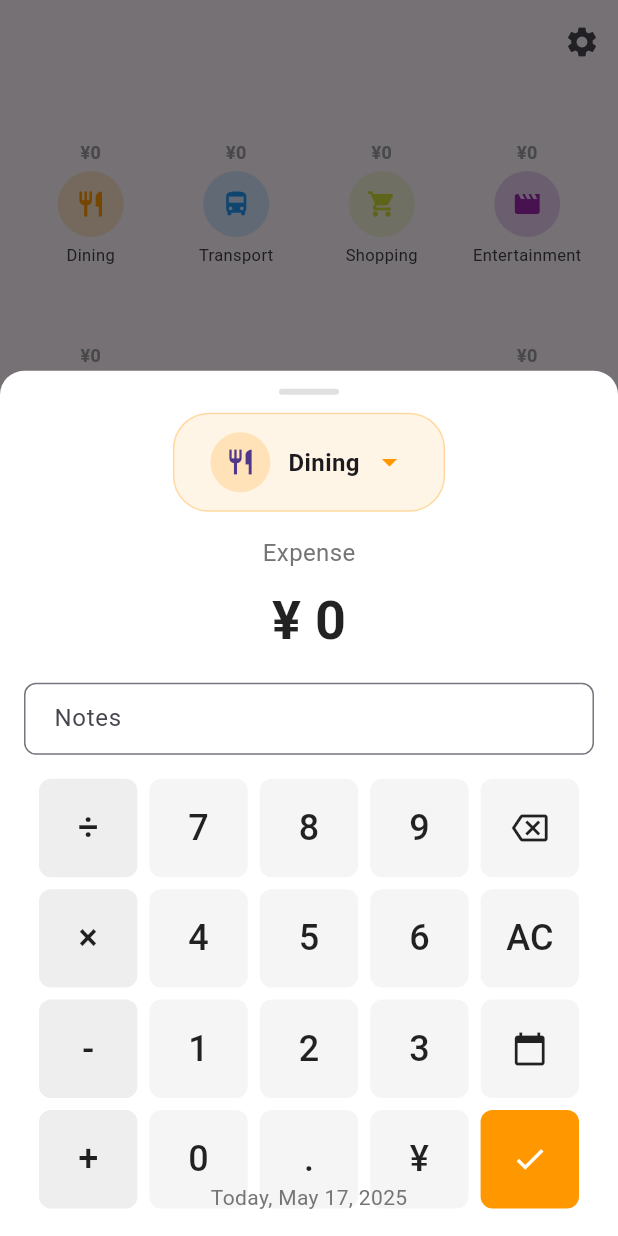
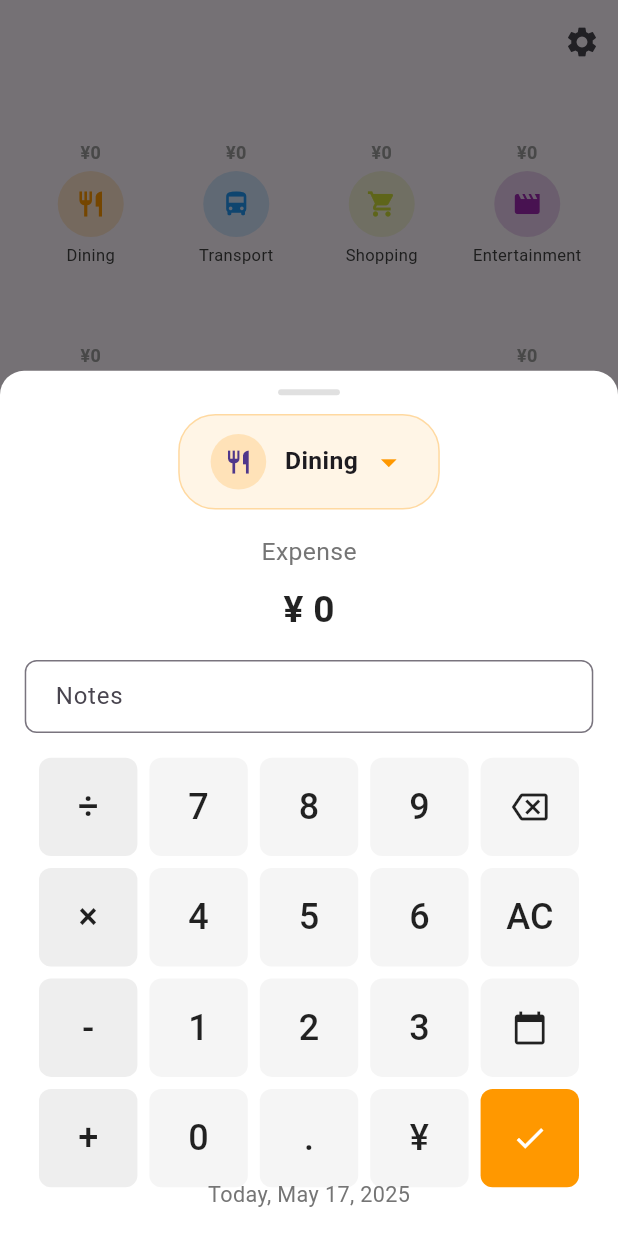
Before and after one commit to camtrik/money-manager-flutter, a Flutter app: the screen it shows after launch, after a tap on an icon or button, on a phone screen of 412 x 824 dp. Run offline on Flutter 3.47's test engine with Material 3 defaults, Android fonts, the phone set to English and light mode, and no system bars; our stand-ins replace fl_chart, hive, hive_flutter; accounts and stored records are empty.

Commit message:
adaptive layout for edit tx sheet

```diff
--- a/lib/screens/edit_tx_sheet.dart
+++ b/lib/screens/edit_tx_sheet.dart
@@ -143,9 +143,19 @@ class _EditTransactionSheetState extends State<EditTransactionSheet> {
   @override
   Widget build(BuildContext context) {
     final l10n = AppLocalizations.of(context)!;
+    final screenHeight = MediaQuery.of(context).size.height;
+    final screenWidth = MediaQuery.of(context).size.width;
+    // Get safe area padding to adjust for notches and system UI
+    final bottomPadding = MediaQuery.of(context).padding.bottom;
+
+    // Calculate adaptive sizes for handle bar
+    final handleWidth = screenWidth * 0.1; // 10% of screen width
+    final handleHeight = 4.0; // Keep fixed height for handle
+    final handleMargin = screenHeight * 0.015; // 1.5% of screen height
 
     return Container(
-      height: MediaQuery.of(context).size.height * 0.7,
+      // Use SafeArea to respect system UI (notches, home indicators)
+      height: screenHeight * 0.7,
       decoration: const BoxDecoration(
         color: Colors.white,
         borderRadius: BorderRadius.only(
@@ -153,30 +163,38 @@ class _EditTransactionSheetState extends State<EditTransactionSheet> {
           topRight: Radius.circular(16),
         ),
       ),
+      child: SafeArea(
+        top: false, // Top is already handled by the modal sheet
         child: Column(
           children: [
-          // Handle bar
+            // Handle bar - adaptive width
             Container(
-            width: 40,
-            height: 4,
-            margin: const EdgeInsets.symmetric(vertical: 12),
+              width: handleWidth,
+              height: handleHeight,
+              margin: EdgeInsets.symmetric(vertical: handleMargin),
               decoration: BoxDecoration(
                 color: Colors.grey.shade300,
                 borderRadius: BorderRadius.circular(2),
               ),
             ),
 
-          // Header with category type and from account
+            // Header with category type - adaptive padding and sizes
             Padding(
-            padding: const EdgeInsets.symmetric(horizontal: 16),
+              padding: EdgeInsets.symmetric(
+                horizontal: screenWidth * 0.04, // 4% of screen width
+              ),
               child: Center(
                 child: GestureDetector(
                   onTap: _showCategoryPicker,
                   child: Container(
-                  padding: const EdgeInsets.symmetric(horizontal: 24, vertical: 12),
+                    // Adaptive padding based on screen size
+                    padding: EdgeInsets.symmetric(
+                      horizontal: screenWidth * 0.05, // 5% of screen width
+                      vertical: screenHeight * 0.015, // 1.5% of screen height
+                    ),
                     decoration: BoxDecoration(
                       color: Color(_selectedCategory.colorValue).withValues(alpha: 0.1),
-                    borderRadius: BorderRadius.circular(24),
+                      borderRadius: BorderRadius.circular(screenWidth * 0.06), // 6% of screen width
                       border: Border.all(
                         color: Color(_selectedCategory.colorValue).withValues(alpha: 0.3),
                         width: 1,
@@ -185,57 +203,68 @@ class _EditTransactionSheetState extends State<EditTransactionSheet> {
                     child: Row(
                       mainAxisSize: MainAxisSize.min,
                       children: [
+                        // Avatar with adaptive size
                         CircleAvatar(
-                        radius: 20,
+                          radius: screenWidth * 0.045, // 4.5% of screen width
                           backgroundColor: Color(_selectedCategory.colorValue).withValues(alpha: 0.2),
                           child: Icon(
                             _selectedCategory.icon,
-                          size: 20,
+                            size: screenWidth * 0.045, // Match radius
                           ),
                         ),
-                      const SizedBox(width: 12),
-                      Text(
+                        // Adaptive spacing
+                        SizedBox(width: screenWidth * 0.03), // 3% of screen width
+                        // Use Flexible to prevent overflow with long category names
+                        Flexible(
+                          child: Text(
                             CategoryUtils.getLocalizedName(context, _selectedCategory.id, _selectedCategory.name),
-                        style: const TextStyle(
+                            style: TextStyle(
                               fontWeight: FontWeight.bold,
-                          fontSize: 16,
+                              fontSize: screenWidth * 0.04, // 4% of screen width
+                            ),
+                            overflow: TextOverflow.ellipsis,
                           ),
                         ),
-                      const SizedBox(width: 8),
+                        SizedBox(width: screenWidth * 0.02), // 2% of screen width
                         Icon(
                           Icons.arrow_drop_down,
                           color: Color(_selectedCategory.colorValue),
+                          size: screenWidth * 0.06, // 6% of screen width
                         ),
                       ],
                     ),
                   ),
-                // onTap: _showCategoryPicker,
                 ),
               ),
             ),
 
-          const SizedBox(height: 16),
+            // Adaptive spacing
+            SizedBox(height: screenHeight * 0.02), // 2% of screen height
 
-          // Amount display
+            // Amount display section
             Text(
               l10n.expense,
-            style: TextStyle(color: Colors.grey.shade600, fontSize: 16),
+              style: TextStyle(color: Colors.grey.shade600, fontSize: screenWidth * 0.04),
             ),
-          const SizedBox(height: 8),
-          Text(
+            SizedBox(height: screenHeight * 0.01), // 1% of screen height
+            // Use FittedBox for amount to ensure it scales properly for very long numbers
+            FittedBox(
+              fit: BoxFit.scaleDown,
+              child: Text(
                 '¥ $_amount',
-            style: const TextStyle(
-              fontSize: 36,
+                style: TextStyle(
+                  fontSize: screenWidth * 0.06,
                   fontWeight: FontWeight.bold,
                   color: Colors.black87,
                 ),
               ),
+            ),
 
-          const SizedBox(height: 16),
+            SizedBox(height: screenHeight * 0.02), // 2% of screen height
 
-          // Note field
+            // Note field with adaptive padding
             Padding(
-            padding: const EdgeInsets.symmetric(horizontal: 16),
+              padding: EdgeInsets.symmetric(horizontal: screenWidth * 0.04), // 4% of screen width
               child: TextField(
                 controller: _notesController,
                 decoration: InputDecoration(
@@ -244,14 +273,18 @@ class _EditTransactionSheetState extends State<EditTransactionSheet> {
                     borderRadius: BorderRadius.circular(8),
                     borderSide: BorderSide(color: Colors.grey.shade300),
                   ),
-                contentPadding: const EdgeInsets.symmetric(horizontal: 16, vertical: 12),
+                  // Adaptive padding for text field
+                  contentPadding: EdgeInsets.symmetric(
+                    horizontal: screenWidth * 0.04, // 4% of screen width
+                    vertical: screenHeight * 0.015, // 1.5% of screen height
+                  ),
                 ),
               ),
             ),
 
-          const SizedBox(height: 16),
+            SizedBox(height: screenHeight * 0.02), // 2% of screen height
 
-          // Calculator buttons with constrained width
+            // Calculator buttons - keeping original implementation as requested
             Expanded(
               child: Center(
                 child: ConstrainedBox(
@@ -311,26 +344,40 @@ class _EditTransactionSheetState extends State<EditTransactionSheet> {
               ),
             ),
 
+            // Error message with adaptive font size
             if (_errorMessage != null) ...[
               Text(
                 _errorMessage!,
-              style: const TextStyle(color: Colors.red),
+                style: TextStyle(
+                  color: Colors.red,
+                  fontSize: screenWidth * 0.035, // 3.5% of screen width
+                ),
               ),
             ],
 
-          // Date display at bottom
+            // Date display at bottom with adaptive padding and font size
             Padding(
-            padding: const EdgeInsets.all(16),
+              padding: EdgeInsets.only(
+                left: screenWidth * 0.04, // 4% of screen width
+                right: screenWidth * 0.04, // 4% of screen width
+                top: screenHeight * 0.01, // 1% of screen height
+                bottom: (bottomPadding > 0 ? bottomPadding : screenHeight * 0.02), // Use system padding or fallback
+              ),
               child: Text(
                 '${l10n.today}, ${DateFormatter.formatDate(context, _date)}',
-              style: TextStyle(color: Colors.grey.shade600),
+                style: TextStyle(
+                  color: Colors.grey.shade600,
+                  fontSize: screenWidth * 0.035, // 3.5% of screen width
+                ),
               ),
             ),
           ],
         ),
+      ),
     );
   }
 
+  // Keeping the original methods as requested
   Widget _buildButtonRow(List<Widget> buttons) {
     return Row(
       mainAxisAlignment: MainAxisAlignment.spaceBetween,
--- a/lib/screens/manage_tx_sheet.dart
+++ b/lib/screens/manage_tx_sheet.dart
@@ -55,6 +55,7 @@ class ManageTransactionSheet extends StatelessWidget {
               padding: const EdgeInsets.symmetric(horizontal: 16),
               child: ElevatedButton(
                 onPressed: () {
+
                   // dialog with animation
                   showGeneralDialog(
                     context: context,
```
Lines whose indentation alone changed are shown as unchanged.
